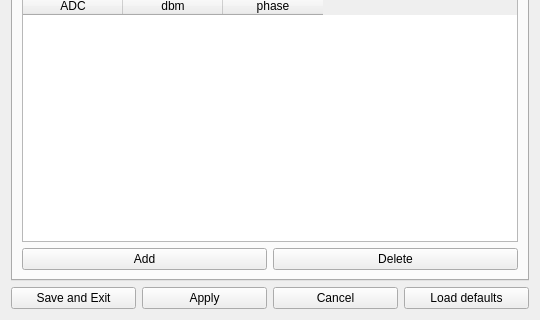
First picture: the form in hardwareconfigwidget.ui, repository PTDreamer/openMSA, before the edit; both pictures show x 0 to 540 and y 303 to 623 of the 540 by 623 pixel window.
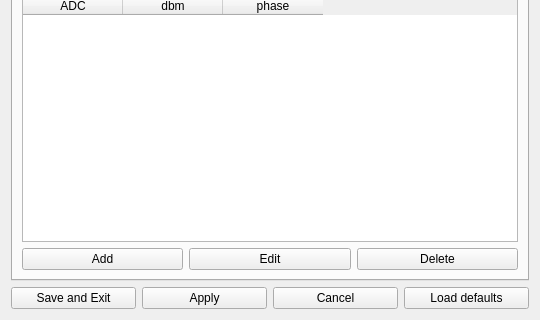
Second picture: the form after the edit.

Commit message: Path calibration wizard ui sketch

What changed in the file:
```diff
--- a/hardwareconfigwidget.ui
+++ b/hardwareconfigwidget.ui
@@ -794,6 +794,13 @@
            </property>
           </widget>
          </item>
+         <item>
+          <widget class="QPushButton" name="pb_edit_resolution_filter">
+           <property name="text">
+            <string>Edit</string>
+           </property>
+          </widget>
+         </item>
          <item>
           <widget class="QPushButton" name="pb_delete_resolution_filter">
            <property name="text">
```
The commit also changes 6 other files.
